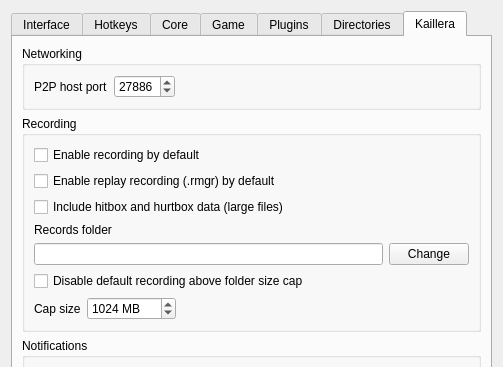
Before: the Qt Designer form Source/RMG/UserInterface/Dialog/SettingsDialog.ui in hopskipnfall/RMG-K, drawn with Qt 5; both pictures show x 0 to 503 and y 0 to 367 of the 503 by 668 pixel window.
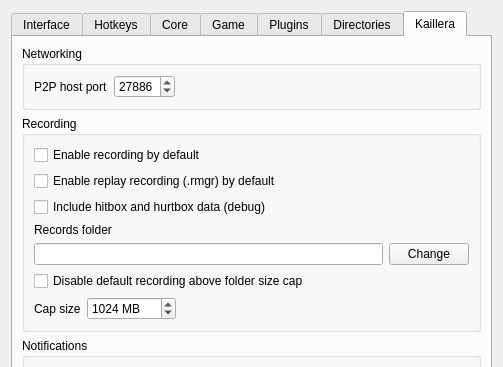
After: the same form once the commit is applied. The open tabs and pages were chosen to show the change. Icons and pictures are not drawn. Custom widgets are drawn as their Qt base class.

Commit message: Fix hurtbox-slot gate (schema v8); decouple hitbox/hurtbox checkbox from live-record default

Diff of the .ui file:
```diff
--- a/Source/RMG/UserInterface/Dialog/SettingsDialog.ui
+++ b/Source/RMG/UserInterface/Dialog/SettingsDialog.ui
@@ -3230,7 +3230,7 @@
               <item>
                <widget class="QCheckBox" name="kailleraReplayHitboxesCheckBox">
                 <property name="text">
-                 <string>Include hitbox and hurtbox data (large files)</string>
+                 <string>Include hitbox and hurtbox data (debug)</string>
                 </property>
                 <property name="toolTip">
                  <string>Also records every active hitbox and all 11 hurtbox slots per fighter, every frame - much larger .rmgr files than everything else in the format combined. Off by default so other users get small files; only useful for hitbox/hurtbox research right now. Has no effect unless "Enable replay recording (.rmgr) by default" above is also on.</string>
```
Left out of the diff: 2 changed lines with no effect on the pictures. The commit also changes 6 other files.
